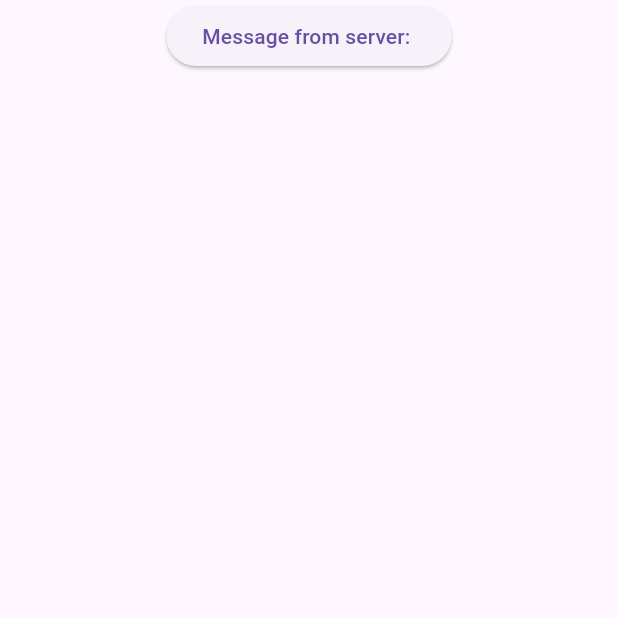
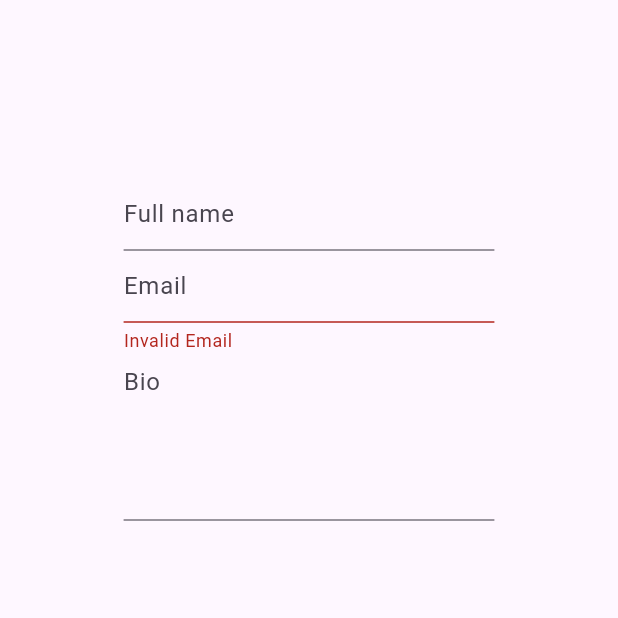
Before and after one commit to GetTeacherMechina/GetTeacherClient, a Flutter app: the screen it shows after launch, on a phone screen of 412 x 824 dp, the top half of it. Run offline on Flutter 3.47's test engine with Material 3 defaults, Android fonts, the phone set to English and light mode, and no system bars; our stand-ins replace email_validator; generated files the repository leaves out were written again; project files that could hold a hidden picture were left out.

Commit message:
Initial register UI

```diff
--- a/lib/main.dart
+++ b/lib/main.dart
@@ -1,5 +1,6 @@
 import "package:flutter/material.dart";
 import "package:getteacher/views/main_screen/main_screen.dart";
+import "package:getteacher/views/register_screen/register_screen.dart";
 
 void main() {
   runApp(const App());
@@ -9,7 +10,7 @@ class App extends StatelessWidget {
   const App({super.key});
 
   @override
-  Widget build(final BuildContext context) => const MaterialApp(
-        home: MainScreen(),
+  Widget build(final BuildContext context) => MaterialApp(
+        home: RegisterScreen(),
       );
 }
--- a/lib/net/net.dart
+++ b/lib/net/net.dart
@@ -1,6 +1,7 @@
 import "dart:convert";
 
 import "package:flutter/foundation.dart";
+import "package:flutter/material.dart";
 import "package:http/http.dart" as http;
 
 const int debugPort = 5205;
@@ -25,7 +26,6 @@ class GetTeacherClient extends http.BaseClient {
 
   Future<Map<String, dynamic>> getJson(final String endpoint) async {
     final http.Response response = await get(uriOfEndpoint(endpoint));
-    print(response.body);
     return jsonDecode(response.body) as Map<String, dynamic>;
   }
 }
--- a/lib/views/register_screen/register_model.dart
+++ b/lib/views/register_screen/register_model.dart
@@ -25,7 +25,7 @@ class RegisterModel {
         email = "",
         password = "",
         confirmedPassword = "",
-        role = const Student("");
+        role = const Teacher("");
 
   const RegisterModel._hidden({
     required this.fullName,
--- /dev/null
+++ b/lib/views/register_screen/register_screen.dart
@@ -0,0 +1,79 @@
+import "package:email_validator/email_validator.dart";
+import "package:flutter/material.dart";
+import "package:getteacher/views/register_screen/register_model.dart";
+import "package:getteacher/views/register_screen/user_role_input.dart";
+
+class RegisterScreen extends StatefulWidget {
+  RegisterScreen({super.key});
+
+  @override
+  State<RegisterScreen> createState() => _RegisterScreenState();
+}
+
+class _RegisterScreenState extends State<RegisterScreen> {
+  final GlobalKey<FormState> _formKey = GlobalKey<FormState>();
+
+  RegisterModel model = const RegisterModel();
+
+  late final TextEditingController emailController =
+      TextEditingController(text: model.email);
+  late final TextEditingController nameController =
+      TextEditingController(text: model.fullName);
+
+  @override
+  Widget build(final BuildContext context) => Scaffold(
+        body: Form(
+          key: _formKey,
+          autovalidateMode: AutovalidateMode.always,
+          child: Row(
+            children: <Widget>[
+              const Spacer(
+                flex: 1,
+              ),
+              Expanded(
+                flex: 3,
+                child: Column(
+                  children: <Widget>[
+                    const Spacer(
+                      flex: 1,
+                    ),
+                    TextFormField(
+                      controller: nameController,
+                      decoration: const InputDecoration(
+                        hintText: "Full name",
+                      ),
+                    ),
+                    TextFormField(
+                      decoration: const InputDecoration(hintText: "Email"),
+                      controller: emailController,
+                      onChanged: (final String value) {
+                        setState(() {
+                          model = model.copyWith(email: () => value);
+                        });
+                      },
+                      validator: (final String? email) =>
+                          email != null && EmailValidator.validate(email)
+                              ? null
+                              : "Invalid Email",
+                    ),
+                    UserRoleInput(
+                        role: model.role,
+                        onRoleChanged: (final UserRole role) {
+                          setState(() {
+                            model = model.copyWith(role: () => role);
+                          });
+                        }),
+                    const Spacer(
+                      flex: 4,
+                    ),
+                  ],
+                ),
+              ),
+              const Spacer(
+                flex: 1,
+              ),
+            ],
+          ),
+        ),
+      );
+}
--- /dev/null
+++ b/lib/views/register_screen/student_input.dart
@@ -0,0 +1,18 @@
+import "package:flutter/material.dart";
+import "package:getteacher/views/register_screen/register_model.dart";
+
+class StudentInput extends StatelessWidget {
+  const StudentInput({
+    super.key,
+    required this.student,
+    required this.onChanged,
+  });
+
+  final Student student;
+  final void Function(Student) onChanged;
+
+  @override
+  Widget build(final BuildContext context) => const Placeholder(
+        child: Text("Student input todo grades"),
+      );
+}
--- /dev/null
+++ b/lib/views/register_screen/teacher_input.dart
@@ -0,0 +1,16 @@
+import "package:flutter/material.dart";
+import "package:getteacher/views/register_screen/register_model.dart";
+
+class TeacherInput extends StatelessWidget {
+  TeacherInput({super.key, required this.onChanged});
+
+  final void Function(Teacher) onChanged;
+
+  @override
+  Widget build(final BuildContext context) => TextField(
+        decoration: const InputDecoration(hintText: "Bio"),
+        minLines: 4,
+        maxLines: 7,
+        onChanged: (final String bio) => onChanged(Teacher(bio)),
+      );
+}
--- /dev/null
+++ b/lib/views/register_screen/user_role_input.dart
@@ -0,0 +1,28 @@
+import "package:flutter/material.dart";
+import "package:getteacher/views/register_screen/register_model.dart";
+import "package:getteacher/views/register_screen/student_input.dart";
+import "package:getteacher/views/register_screen/teacher_input.dart";
+
+class UserRoleInput extends StatelessWidget {
+  const UserRoleInput({
+    super.key,
+    required this.role,
+    required this.onRoleChanged,
+  });
+  final UserRole role;
+  final void Function(UserRole) onRoleChanged;
+
+  @override
+  Widget build(final BuildContext context) => Column(
+        children: <Widget>[
+          switch (role) {
+            Teacher() => TeacherInput(onChanged: onRoleChanged),
+            Student() => StudentInput(
+                student: role as Student,
+                onChanged: onRoleChanged,
+              ),
+            StudentAndTeacher() => throw UnimplementedError(),
+          },
+        ],
+      );
+}
--- a/pubspec.yaml
+++ b/pubspec.yaml
@@ -7,6 +7,7 @@ environment:
   sdk: ^3.5.4
 
 dependencies:
+  email_validator: ^3.0.0
   flutter:
     sdk: flutter
   http: ^1.2.2
```
Also changed, not shown: pubspec.lock.
